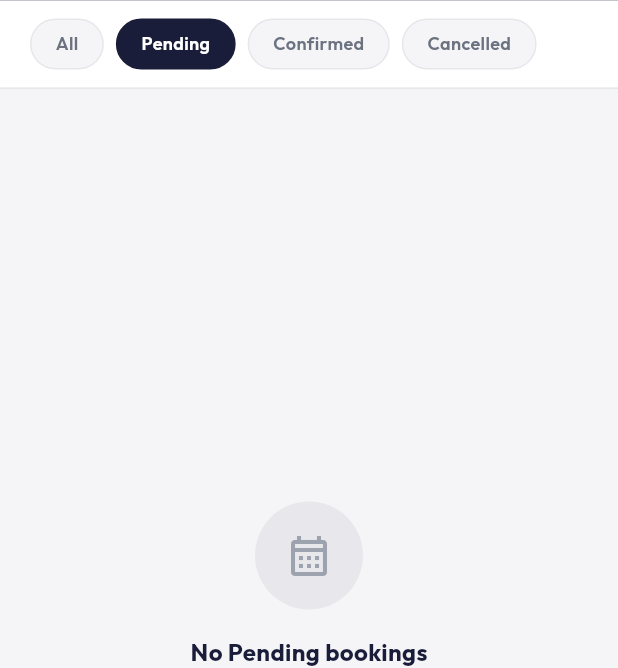
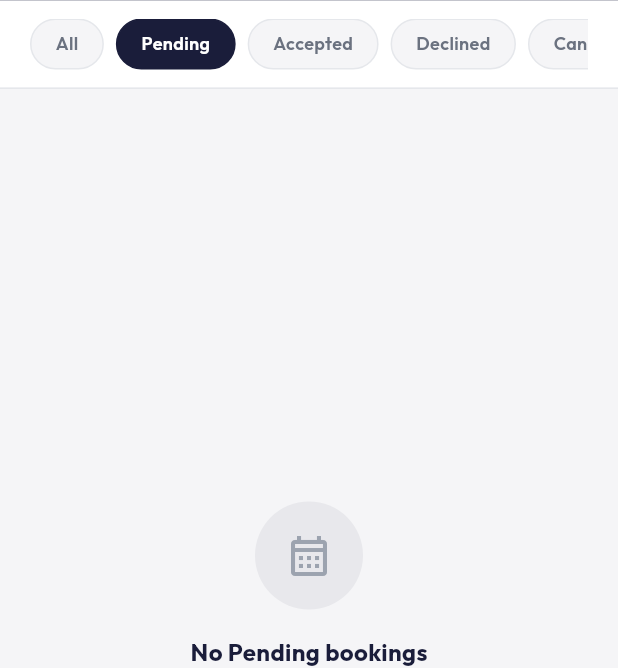
Before and after one commit to sobanqazi69/wakeell.com, a Flutter app: the ClientBookingsScreen screen opened by its route, after a tap on "All", after a tap on "Pending", on a phone screen of 412 x 824 dp, the part 115-783 px from its top. Run offline on Flutter 3.47's test engine with Material 3 defaults, Android fonts, the phone set to English and light mode, and no system bars; our stand-ins replace dio, equatable, flutter_bloc, flutter_secure_storage, geocoding, geolocator and 3 more; accounts and stored records are empty; network calls fail.

Commit message:
fix: align Flutter booking status strings with backend ENUM
Backend uses 'accepted'/'declined', Flutter was sending/filtering 'confirmed'.
- booking_model.dart: statusColor cases confirmed→accepted, added declined+completed
- lawyer_bookings_tab.dart: respond calls confirmed→accepted, cancelled→declined; filter list updated
- client_bookings_screen.dart: filters and Join Session check updated to 'accepted'

Co-Authored-By: Claude Sonnet 4.6 <noreply@anthropic.com>

```diff
--- a/frontend/lib/features/booking/data/models/booking_model.dart
+++ b/frontend/lib/features/booking/data/models/booking_model.dart
@@ -59,9 +59,11 @@ class BookingModel extends Equatable {
 
   Color get statusColor {
     switch (status) {
-      case 'confirmed': return const Color(0xFF16A34A);
+      case 'accepted':  return const Color(0xFF16A34A);
+      case 'declined':  return const Color(0xFFDC2626);
       case 'cancelled': return const Color(0xFFDC2626);
-      default:          return const Color(0xFFD97706);
+      case 'completed': return const Color(0xFF2563EB);
+      default:          return const Color(0xFFD97706); // pending
     }
   }
 
--- a/frontend/lib/features/booking/presentation/screens/client_bookings_screen.dart
+++ b/frontend/lib/features/booking/presentation/screens/client_bookings_screen.dart
@@ -6,11 +6,12 @@ import '../../data/models/booking_model.dart';
 import '../cubits/client_bookings_cubit.dart';
 import '../cubits/client_bookings_state.dart';
 
-const _kFilters = ['all', 'pending', 'confirmed', 'cancelled'];
+const _kFilters = ['all', 'pending', 'accepted', 'declined', 'cancelled'];
 const _kFilterLabels = {
   'all': 'All',
   'pending': 'Pending',
-  'confirmed': 'Confirmed',
+  'accepted': 'Accepted',
+  'declined': 'Declined',
   'cancelled': 'Cancelled',
 };
 
@@ -189,7 +190,7 @@ class _BookingCard extends StatelessWidget {
             ],
           ]),
         ),
-        if (booking.status == 'confirmed') ...[
+        if (booking.status == 'accepted') ...[
           const Divider(height: 1, color: AppColors.divider),
           Padding(
             padding: const EdgeInsets.symmetric(horizontal: 16, vertical: 10),
--- a/frontend/lib/features/lawyer/presentation/screens/lawyer_bookings_tab.dart
+++ b/frontend/lib/features/lawyer/presentation/screens/lawyer_bookings_tab.dart
@@ -6,8 +6,8 @@ import '../../../booking/data/models/booking_model.dart';
 import '../../../booking/presentation/cubits/lawyer_bookings_cubit.dart';
 import '../../../booking/presentation/cubits/lawyer_bookings_state.dart';
 
-const _kFilters = ['all', 'pending', 'confirmed', 'cancelled'];
-const _kFilterLabels = {'all': 'All', 'pending': 'Pending', 'confirmed': 'Confirmed', 'cancelled': 'Cancelled'};
+const _kFilters = ['all', 'pending', 'accepted', 'declined', 'cancelled'];
+const _kFilterLabels = {'all': 'All', 'pending': 'Pending', 'accepted': 'Accepted', 'declined': 'Declined', 'cancelled': 'Cancelled'};
 
 class LawyerBookingsTab extends StatelessWidget {
   const LawyerBookingsTab({super.key});
@@ -82,8 +82,8 @@ class LawyerBookingsTab extends StatelessWidget {
                     separatorBuilder: (_, i) => const SizedBox(height: 12),
                     itemBuilder: (_, i) => _BookingCard(
                       booking: state.bookings[i],
-                      onConfirm: () => context.read<LawyerBookingsCubit>().respond(state.bookings[i].id, 'confirmed'),
-                      onCancel: () => context.read<LawyerBookingsCubit>().respond(state.bookings[i].id, 'cancelled'),
+                      onConfirm: () => context.read<LawyerBookingsCubit>().respond(state.bookings[i].id, 'accepted'),
+                      onCancel: () => context.read<LawyerBookingsCubit>().respond(state.bookings[i].id, 'declined'),
                     ),
                   ),
                 );
```
